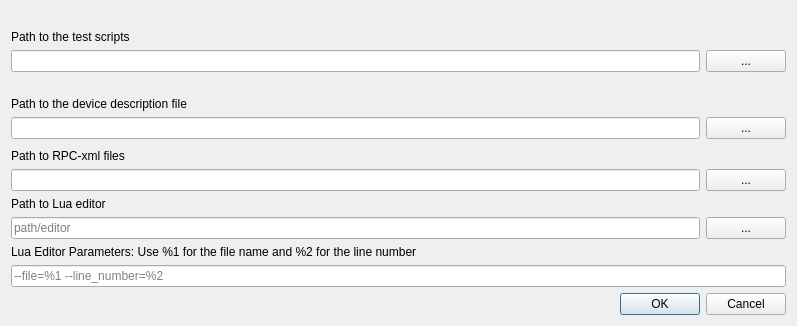
Before: the Qt Designer form src/pathsettingswindow.ui in Crystal-Photonics/crystalTestFrameworkApp, drawn with Qt 5.
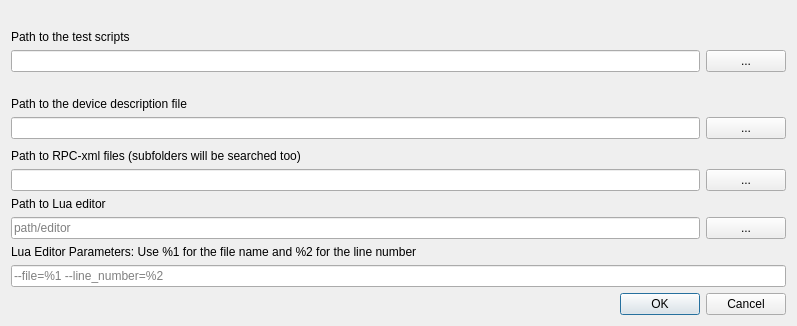
After: the same form once the commit is applied.

Commit message: -fixes #726 Now recursively searching for .xml files.

Diff of the .ui file:
```diff
--- a/src/pathsettingswindow.ui
+++ b/src/pathsettingswindow.ui
@@ -116,7 +116,7 @@
      <item>
       <widget class="QLabel" name="label_4">
        <property name="text">
-        <string>Path to RPC-xml files</string>
+        <string>Path to RPC-xml files (subfolders will be searched too)</string>
        </property>
       </widget>
      </item>
```
The commit also changes 2 other files.
